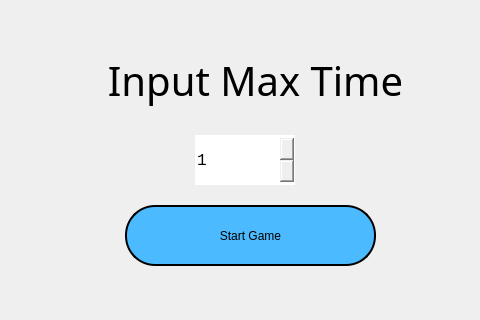
First picture: the form in src/view/main_window.ui, repository naufal-dean/Halma-AI, before the edit; both pictures show x 324 to 804 and y 165 to 485 of the 1119 by 809 pixel window.
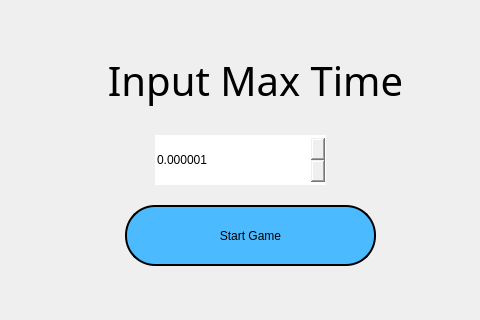
Second picture: the form after the edit. The open tabs and pages were chosen to show the change. Icons and pictures are not drawn.

Commit message: update spinbox decimal

The edit to the form file:
```diff
--- a/src/view/main_window.ui
+++ b/src/view/main_window.ui
@@ -606,37 +606,6 @@
       <property name="title">
        <string/>
       </property>
-      <widget class="QSpinBox" name="maxTime">
-       <property name="geometry">
-        <rect>
-         <x>100</x>
-         <y>40</y>
-         <width>100</width>
-         <height>50</height>
-        </rect>
-       </property>
-       <property name="font">
-        <font>
-         <family>Courier New</family>
-         <pointsize>12</pointsize>
-         <weight>50</weight>
-         <italic>false</italic>
-         <bold>false</bold>
-        </font>
-       </property>
-       <property name="toolTip">
-        <string>Only insert number</string>
-       </property>
-       <property name="toolTipDuration">
-        <number>-1</number>
-       </property>
-       <property name="minimum">
-        <number>1</number>
-       </property>
-       <property name="value">
-        <number>1</number>
-       </property>
-      </widget>
       <widget class="QPushButton" name="startGameButton">
        <property name="geometry">
         <rect>
@@ -660,6 +629,28 @@
         <string>Start Game</string>
        </property>
       </widget>
+      <widget class="QDoubleSpinBox" name="maxTime">
+       <property name="geometry">
+        <rect>
+         <x>60</x>
+         <y>40</y>
+         <width>171</width>
+         <height>50</height>
+        </rect>
+       </property>
+       <property name="decimals">
+        <number>6</number>
+       </property>
+       <property name="minimum">
+        <double>0.000000000000000</double>
+       </property>
+       <property name="singleStep">
+        <double>0.000001000000000</double>
+       </property>
+       <property name="value">
+        <double>0.000001000000000</double>
+       </property>
+      </widget>
      </widget>
      <widget class="QLabel" name="maxTimeTitle">
       <property name="geometry">
```
Left out of the diff: 4 changed lines with no effect on the pictures. The commit also changes 1 other file.
